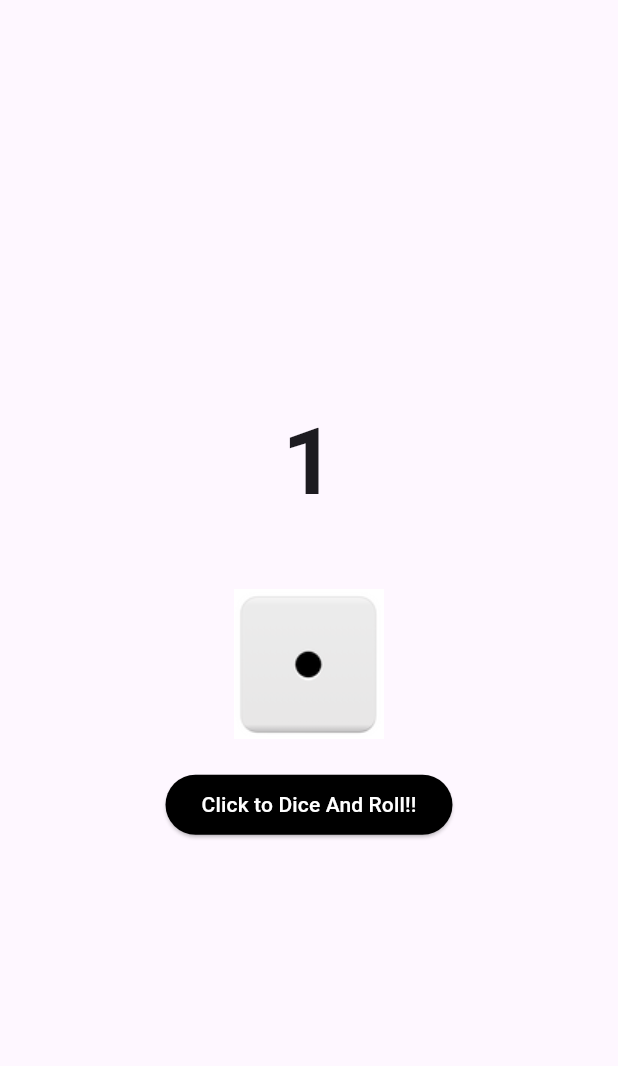
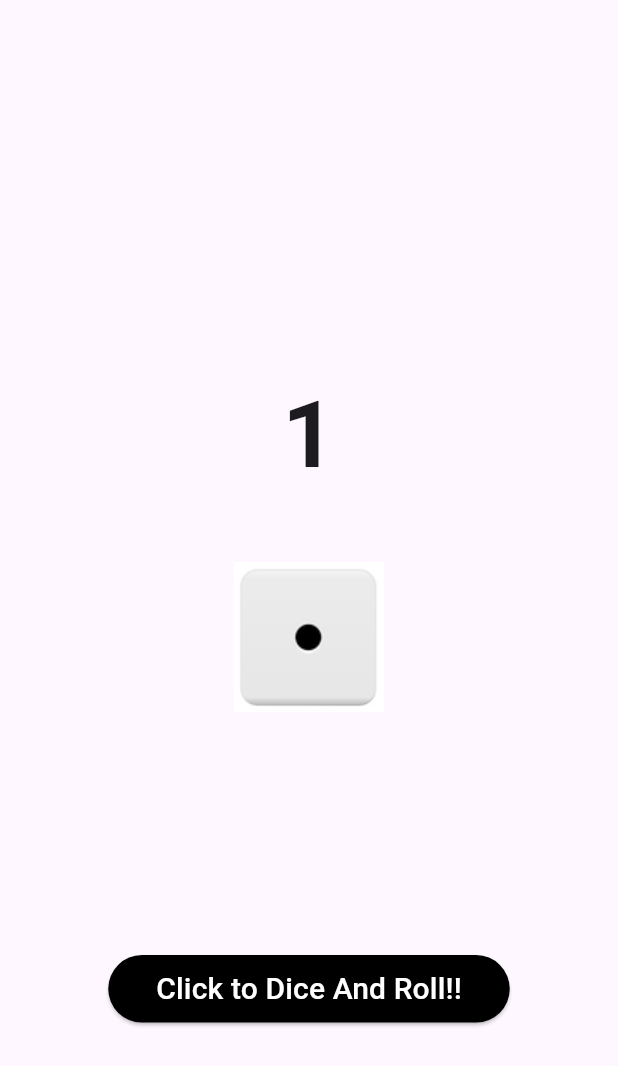
Before and after one commit to Partha0777/Dice-and-Roll, a Flutter app: the screen it shows after launch, on a phone screen of 412 x 824 dp. Shown: the top 1066 px of the screen. Run offline on Flutter 3.47's test engine with Material 3 defaults, Android fonts, the phone set to English and light mode, and no system bars.

Commit message:
#Home widget has been updated.

```diff
--- a/lib/home_screen.dart
+++ b/lib/home_screen.dart
@@ -12,8 +12,6 @@ class HomeScreen extends StatefulWidget {
   State<StatefulWidget> createState() => HomeState();
 }
 
-
-
 class HomeState extends State<HomeScreen> {
   var diceValue = 1;
 
@@ -26,27 +24,50 @@ class HomeState extends State<HomeScreen> {
   @override
   Widget build(BuildContext context) {
     return Scaffold(
-      body: Center(
+      body:
+      SizedBox.expand(
+        child: Column(
+          children: [
+            Expanded(
+                flex: 3,
+                child: Column(
+                  mainAxisAlignment: MainAxisAlignment.end,
+                  children: [
+                    Text("$diceValue",
+                        style: const TextStyle(
+                            fontSize: 62, fontWeight: FontWeight.bold)),
+                    const SizedBox(height: 40),
+                    Image(
+                        image: AssetImage(image.replaceAll(
+                            imagePlaceHolderValue, diceValue.toString()))),
+                    const SizedBox(height: 20)
+                  ],
+                )),
+            Expanded(
+                flex: 2,
                 child: Column(
                   mainAxisAlignment: MainAxisAlignment.center,
                   children: [
-            Text("$diceValue",
-                style:
-                    const TextStyle(fontSize: 62, fontWeight: FontWeight.bold)),
-            const SizedBox(height: 40),
-            Image(image: AssetImage(image.replaceAll(imagePlaceHolderValue, diceValue.toString()))),
-            const SizedBox(height: 20),
-            ElevatedButton(
+                    Padding(
+                      padding: const EdgeInsets.all(20),
+                      child: ElevatedButton(
                         style: ButtonStyle(
-                  backgroundColor: MaterialStateProperty.all(Colors.black)),
+                            backgroundColor:
+                                MaterialStateProperty.all(Colors.black)),
                         onPressed: () {
                           generateRandomNumber();
                         },
-              child: const Text(
+                        child: const Padding(
+                          padding: EdgeInsets.all(8.0),
+                          child: Text(
                             buttonDiceAndRoll,
-                style: TextStyle(color: Colors.white),
+                            style: TextStyle(color: Colors.white, fontSize: 20),
+                          ),
+                        ),
                       ),
                     )
+                  ],
+                )),
           ],
         ),
       ),
```
Lines whose indentation alone changed are shown as unchanged.
